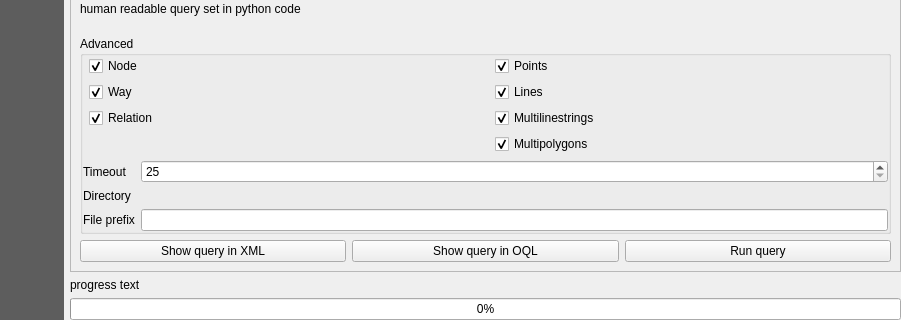
The window that QuickOSM/resources/ui/main_window.ui (3liz/QuickOSM) describes before a commit, drawn with Qt 5; both pictures show x 89 to 990 and y 547 to 867 of the 990 by 867 pixel window.
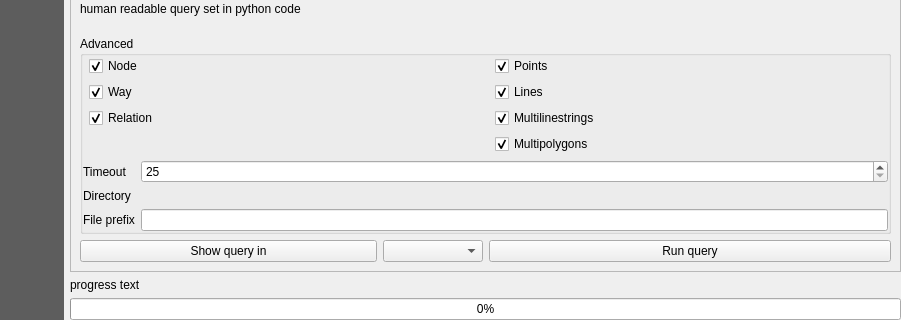
The same window after the commit. The open tabs and pages were chosen to show the change. Custom widgets are drawn as their Qt base class.

Commit message: Generation of OQL query from query panel#284

Diff of the .ui file:
```diff
--- a/QuickOSM/resources/ui/main_window.ui
+++ b/QuickOSM/resources/ui/main_window.ui
@@ -543,18 +543,28 @@
              <item>
               <layout class="QHBoxLayout" name="horizontalLayout">
                <item>
+                <layout class="QHBoxLayout" name="horizontalLayout_11">
+                 <item>
                 <widget class="QPushButton" name="button_show_query">
                  <property name="text">
-                  <string>Show query in XML</string>
+                    <string>Show query in</string>
                  </property>
                 </widget>
                </item>
                <item>
-                <widget class="QPushButton" name="button_show_query_oql">
-                 <property name="text">
-                  <string>Show query in OQL</string>
-                 </property>
-                </widget>
+                  <widget class="QComboBox" name="combo_query_language_qq">
+                   <property name="maximumSize">
+                    <size>
+                     <width>100</width>
+                     <height>16777215</height>
+                    </size>
+                   </property>
+                   <property name="editable">
+                    <bool>false</bool>
+                   </property>
+                  </widget>
+                 </item>
+                </layout>
                </item>
                <item>
                 <widget class="QPushButton" name="button_run_query_qq">
```
Left out of the diff: 24 changed lines with no effect on the pictures. Lines whose indentation alone changed are shown as unchanged. The commit also changes 7 other files.
